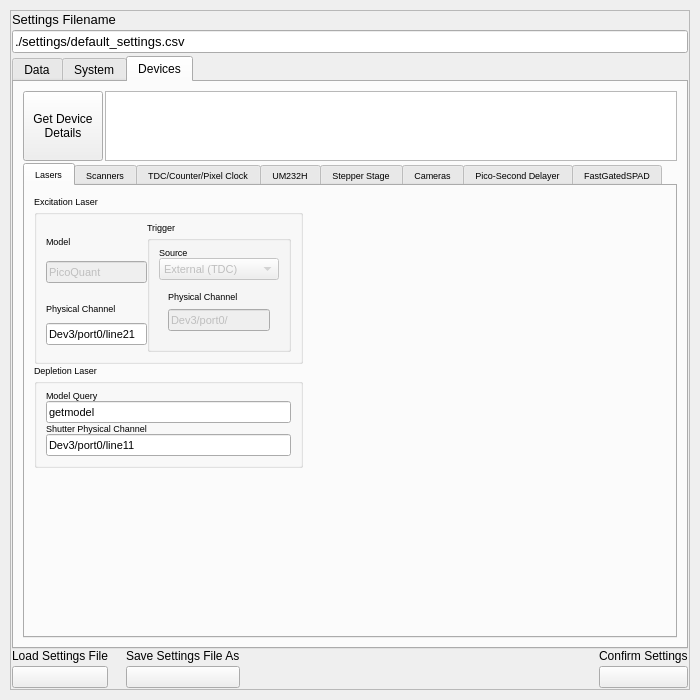
Before: the Qt Designer form gui/settingswindow.ui in Th3Tr00p3r/gSTED-sFCS, drawn with Qt 5.
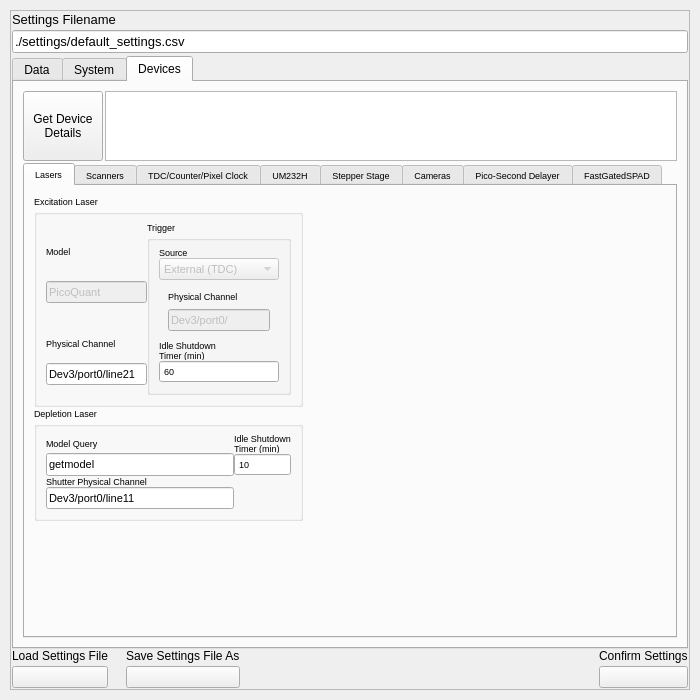
After: the same form once the commit is applied. The open tabs and pages were chosen to show the change. Icons and pictures are not drawn.

Commit message: moved laser shutdown timers to settings

What changed in the file:
```diff
--- a/gui/settingswindow.ui
+++ b/gui/settingswindow.ui
@@ -722,6 +722,43 @@
                           </item>
                          </layout>
                         </item>
+                        <item row="1" column="0">
+                         <layout class="QVBoxLayout" name="verticalLayout_71">
+                          <item>
+                           <widget class="QLabel" name="label_63">
+                            <property name="maximumSize">
+                             <size>
+                              <width>16777215</width>
+                              <height>20</height>
+                             </size>
+                            </property>
+                            <property name="text">
+                             <string>Idle Shutdown
+Timer (min)</string>
+                            </property>
+                           </widget>
+                          </item>
+                          <item>
+                           <widget class="QDoubleSpinBox" name="excIdleTimer">
+                            <property name="buttonSymbols">
+                             <enum>QAbstractSpinBox::NoButtons</enum>
+                            </property>
+                            <property name="decimals">
+                             <number>0</number>
+                            </property>
+                            <property name="minimum">
+                             <double>1.000000000000000</double>
+                            </property>
+                            <property name="maximum">
+                             <double>120.000000000000000</double>
+                            </property>
+                            <property name="value">
+                             <double>60.000000000000000</double>
+                            </property>
+                           </widget>
+                          </item>
+                         </layout>
+                        </item>
                        </layout>
                       </widget>
                      </item>
@@ -845,6 +882,43 @@
                        </item>
                       </layout>
                      </item>
+                     <item row="0" column="1">
+                      <layout class="QVBoxLayout" name="verticalLayout_67">
+                       <item>
+                        <widget class="QLabel" name="label_61">
+                         <property name="maximumSize">
+                          <size>
+                           <width>16777215</width>
+                           <height>20</height>
+                          </size>
+                         </property>
+                         <property name="text">
+                          <string>Idle Shutdown
+Timer (min)</string>
+                         </property>
+                        </widget>
+                       </item>
+                       <item>
+                        <widget class="QDoubleSpinBox" name="depIdleTimer">
+                         <property name="buttonSymbols">
+                          <enum>QAbstractSpinBox::NoButtons</enum>
+                         </property>
+                         <property name="decimals">
+                          <number>0</number>
+                         </property>
+                         <property name="minimum">
+                          <double>1.000000000000000</double>
+                         </property>
+                         <property name="maximum">
+                          <double>120.000000000000000</double>
+                         </property>
+                         <property name="value">
+                          <double>10.000000000000000</double>
+                         </property>
+                        </widget>
+                       </item>
+                      </layout>
+                     </item>
                     </layout>
                    </widget>
                   </item>
```
Left out of the diff: 2 changed lines with no effect on the pictures. The commit also changes 3 other files.
